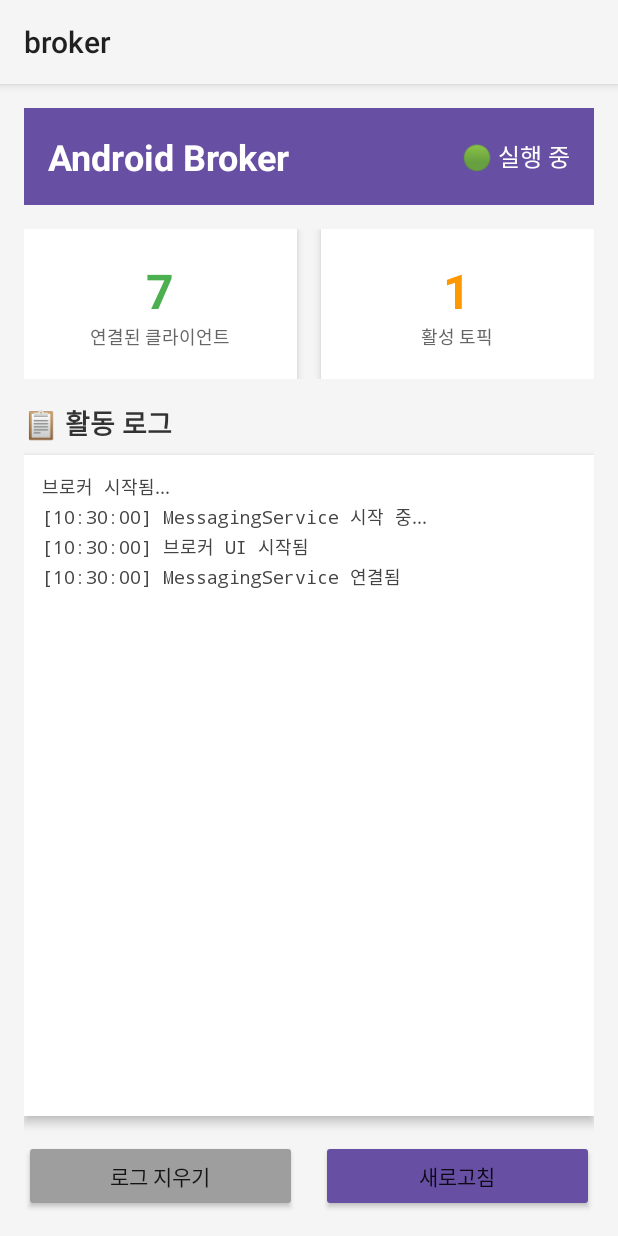
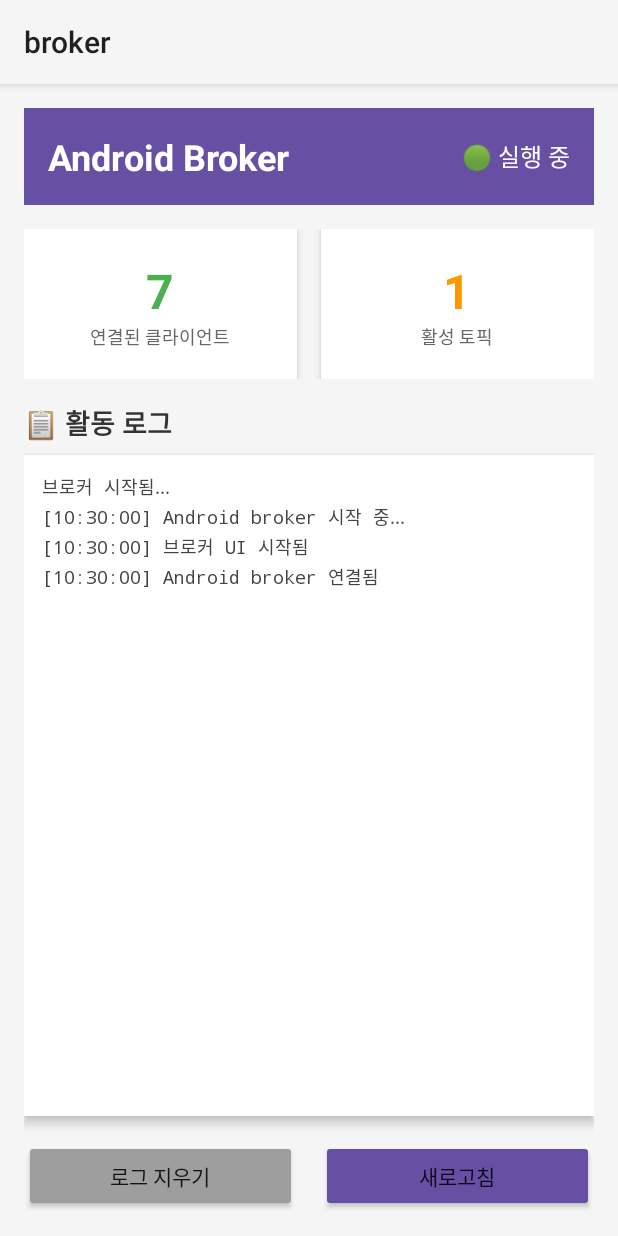
Before and after one commit to KETI-OSSA-project/Broker, an Android app: the screen it shows after launch (MainActivity), on a phone screen of 412 x 824 dp. Run offline under Robolectric (Android 15) with nearby library versions, the phone set to English and light mode, and no system bars.

Commit message:
Rebase: rebase the code

```diff
--- a/app/build.gradle.kts
+++ b/app/build.gradle.kts
@@ -82,4 +82,5 @@ dependencies {
     // implementation("com.google.android.play:review:2.0.2") -> 아래꺼 안되면 이걸로
     implementation("com.google.android.play:review-ktx:2.0.2")
     implementation ("com.hivemq:hivemq-mqtt-client:1.3.0")
+    // implementation("org.nanohttpd:nanohttpd:2.3.1") -> Rest API 사용할 때
 }
--- a/app/src/main/java/com/example/broker/MainActivity.java
+++ b/app/src/main/java/com/example/broker/MainActivity.java
@@ -18,7 +18,7 @@ import java.util.Date;
 import java.util.Locale;
 
 /**
- * MainActivity - MQTT 브로커 상태 모니터링 UI
+ * MainActivity - 브로커 상태 모니터링 UI
  */
 public class MainActivity extends Activity {
 
@@ -40,23 +40,14 @@ public class MainActivity extends Activity {
     @Override
     protected void onCreate(Bundle savedInstanceState) {
         super.onCreate(savedInstanceState);
-
-
         setContentView(R.layout.activity_main);
-
-        Log.i(TAG, "🚀 Broker UI 시작");
-
         initViews();
         setupListeners();
-
         uiHandler = new Handler(Looper.getMainLooper());
 
         // MessagingService 시작 및 바인딩
         startAndBindService();
-
-
         startUIUpdates();
-
         addLog("브로커 UI 시작됨");
     }
 
@@ -82,12 +73,11 @@ public class MainActivity extends Activity {
         });
     }
 
-
     private void startAndBindService() {
         Intent serviceIntent = new Intent(this, MessagingService.class);
         startService(serviceIntent);
         bindService(serviceIntent, serviceConnection, Context.BIND_AUTO_CREATE);
-        addLog("MessagingService 시작 중...");
+        addLog("Android broker 시작 중...");
     }
 
     private final ServiceConnection serviceConnection = new ServiceConnection() {
@@ -96,7 +86,7 @@ public class MainActivity extends Activity {
             Log.d(TAG, "✅ MessagingService 연결됨");
             isServiceBound = true;
             statusText.setText("🟢 실행 중");
-            addLog("MessagingService 연결됨");
+            addLog("Android broker 연결됨"); // UI용
             updateBrokerStats();
         }
 
@@ -105,7 +95,7 @@ public class MainActivity extends Activity {
             Log.d(TAG, "❌ MessagingService 연결 해제됨");
             isServiceBound = false;
             statusText.setText("🔴 연결 끊김");
-            addLog("MessagingService 연결 해제됨");
+            addLog("Android broker 연결 해제됨");
         }
     };
 
@@ -114,7 +104,6 @@ public class MainActivity extends Activity {
             @Override
             public void run() {
                 updateBrokerStats();
-                // 5초마다 업데이트
                 uiHandler.postDelayed(this, 5000);
             }
         });
@@ -140,7 +129,6 @@ public class MainActivity extends Activity {
 
         runOnUiThread(() -> {
             logText.append(logEntry);
-            // 스크롤을 맨 아래로
             final int scrollAmount = logText.getLayout() != null ?
                 logText.getLayout().getLineTop(logText.getLineCount()) - logText.getHeight() : 0;
             if (scrollAmount > 0) {
--- a/app/src/main/java/com/example/broker/Message.java
+++ b/app/src/main/java/com/example/broker/Message.java
@@ -17,7 +17,7 @@ import java.util.Collections;
  */
 public class Message implements Parcelable {
 
-    // Message header key names (통합된 상수들)
+    // Message header key names
     public static final String TOPIC = "topic";
     public static final String PUBLISHER_ID = "publisherId";
     public static final String DESTINATION_IDS = "destinationIds";
--- a/app/src/main/java/com/example/broker/MessagingService.java
+++ b/app/src/main/java/com/example/broker/MessagingService.java
@@ -19,7 +19,7 @@ import java.util.concurrent.CopyOnWriteArraySet;
  */
 public class MessagingService extends Service {
 
-    private static final String TAG = "MQTTBroker";
+    private static final String TAG = "Android Broker";
     private static final int MAX_MESSAGE_HISTORY_PER_TOPIC = 100;
 
     private final Map<String, Set<ClientSubscription>> topicSubscriptions = new ConcurrentHashMap<>();
@@ -51,7 +51,7 @@ public class MessagingService extends Service {
     @Nullable
     @Override
     public IBinder onBind(Intent intent) {
-        Log.i(TAG, "🔗 클라이언트가 브로커에 연결됨 (onBind 호출)");
+        Log.i(TAG, "🔗 클라이언트가 브로커에 연결됨");
         return messagingServiceBinder;
     }
 
```
Also changed, not shown: app/src/main/aidl/com/example/broker/IMessagingService.aidl.
